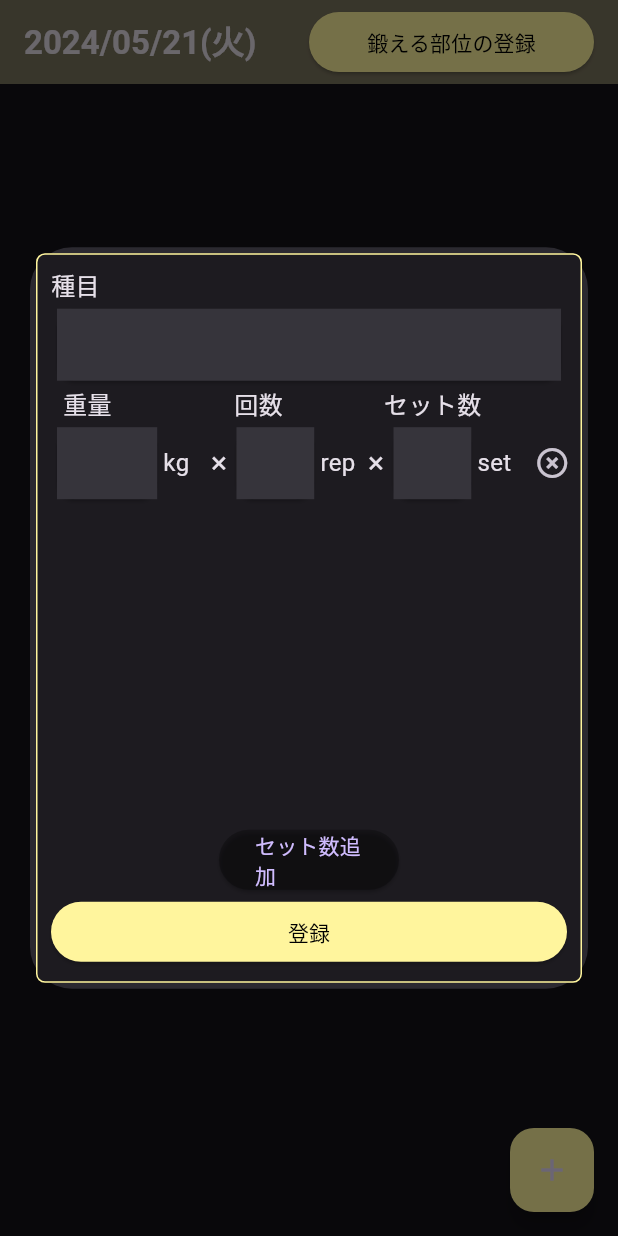
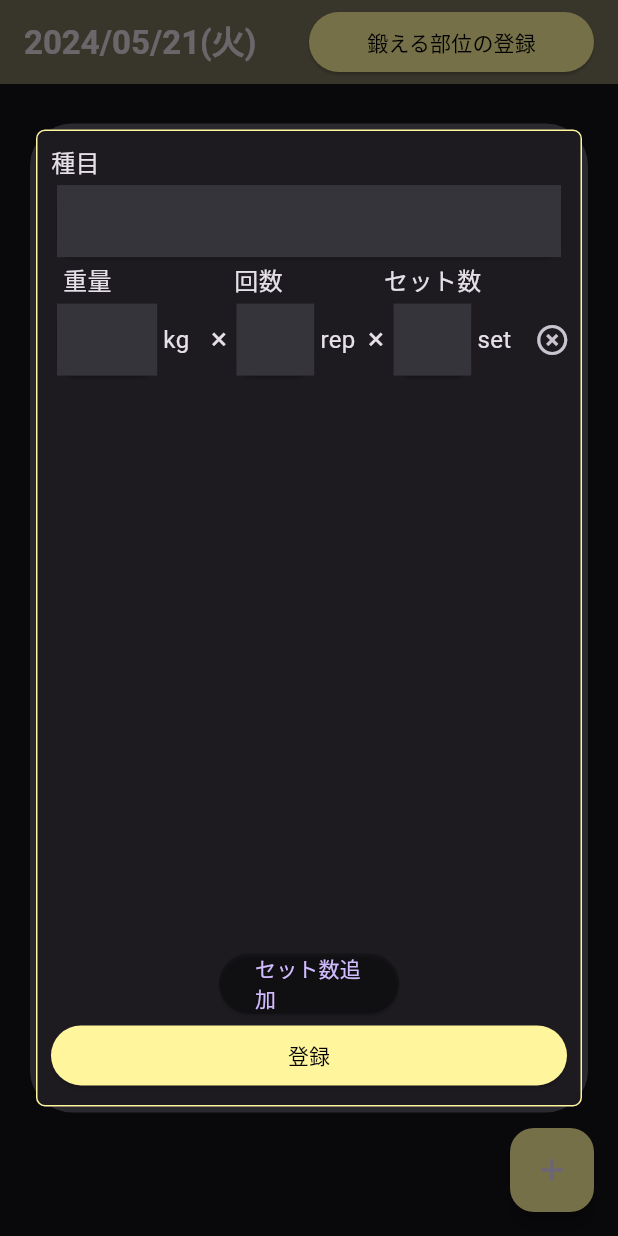
Before and after one commit to kana0830/gym_freak, a Flutter app: the TrainingMemo screen opened directly, after a tap on the "add" icon, on a phone screen of 412 x 824 dp. Run offline on Flutter 3.47's test engine with Material 3 defaults, Android fonts, the phone set to English and light mode, and no system bars; our stand-ins replace cloud_firestore, firebase_auth, firebase_core, flutter_datetime_picker_plus, flutter_riverpod, flutter_signin_button and 3 more; missing offline and left inert: age_calculator; accounts and stored records are empty; generated files the repository leaves out were written again; Roboto replaces fonts that are missing (Japanese).

Commit message:
ダイアログのレイアウト調整

```diff
--- a/lib/views/screens/pages/training_memo/training_memo_dialog.dart
+++ b/lib/views/screens/pages/training_memo/training_memo_dialog.dart
@@ -96,7 +96,7 @@ class TrainingMemoDialog extends ConsumerWidget {
       child: Container(
         constraints: BoxConstraints(
           minHeight: screenSize.height * 0.1,
-          maxHeight: screenSize.height * 0.6,
+          maxHeight: screenSize.height * 0.8,
         ),
         child: Card(
           shadowColor: Colors.transparent,
```
